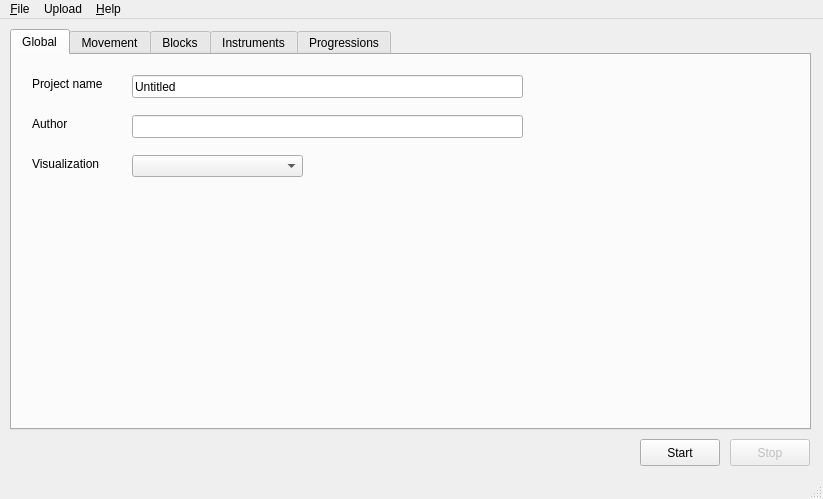
First picture: the form in improviser/qtGUI/improviser.ui, repository bspaans/improviser, before the edit.
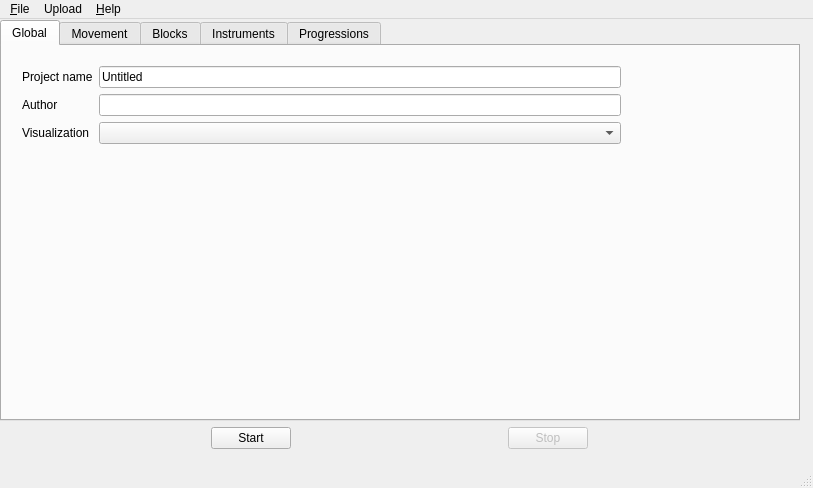
Second picture: the form after the edit. The open tabs and pages were chosen to show the change.

What changed in the file:
```diff
--- a/improviser/qtGUI/improviser.ui
+++ b/improviser/qtGUI/improviser.ui
@@ -5,10 +5,16 @@
    <rect>
     <x>0</x>
     <y>0</y>
-    <width>823</width>
-    <height>499</height>
+    <width>813</width>
+    <height>488</height>
    </rect>
   </property>
+  <property name="sizePolicy" >
+   <sizepolicy vsizetype="Expanding" hsizetype="Expanding" >
+    <horstretch>70</horstretch>
+    <verstretch>0</verstretch>
+   </sizepolicy>
+  </property>
   <property name="contextMenuPolicy" >
    <enum>Qt::DefaultContextMenu</enum>
   </property>
@@ -18,6 +24,9 @@
   <property name="statusTip" >
    <string/>
   </property>
+  <property name="autoFillBackground" >
+   <bool>false</bool>
+  </property>
   <property name="locale" >
    <locale country="UnitedKingdom" language="English" />
   </property>
@@ -31,19 +40,37 @@
    <set>QMainWindow::AllowTabbedDocks|QMainWindow::AnimatedDocks</set>
   </property>
   <widget class="QWidget" name="centralwidget" >
-   <widget class="QTabWidget" name="Tabs" >
+   <widget class="QWidget" name="verticalLayoutWidget" >
     <property name="geometry" >
      <rect>
-      <x>10</x>
-      <y>10</y>
+      <x>0</x>
+      <y>0</y>
       <width>801</width>
-      <height>401</height>
+      <height>431</height>
      </rect>
     </property>
+    <layout class="QVBoxLayout" name="verticalLayout" >
+     <property name="spacing" >
+      <number>6</number>
+     </property>
+     <property name="sizeConstraint" >
+      <enum>QLayout::SetMaximumSize</enum>
+     </property>
+     <property name="topMargin" >
+      <number>1</number>
+     </property>
+     <property name="rightMargin" >
+      <number>1</number>
+     </property>
+     <property name="bottomMargin" >
+      <number>1</number>
+     </property>
+     <item>
+      <widget class="QTabWidget" name="Tabs" >
     <property name="sizePolicy" >
      <sizepolicy vsizetype="Expanding" hsizetype="Expanding" >
-      <horstretch>0</horstretch>
-      <verstretch>0</verstretch>
+         <horstretch>6</horstretch>
+         <verstretch>5</verstretch>
      </sizepolicy>
     </property>
     <property name="tabShape" >
@@ -59,15 +86,34 @@
      <attribute name="title" >
       <string>Global</string>
      </attribute>
+        <widget class="QWidget" name="formLayoutWidget" >
+         <property name="geometry" >
+          <rect>
+           <x>20</x>
+           <y>20</y>
+           <width>599</width>
+           <height>136</height>
+          </rect>
+         </property>
+         <layout class="QFormLayout" name="formLayout" >
+          <property name="sizeConstraint" >
+           <enum>QLayout::SetMinimumSize</enum>
+          </property>
+          <item row="1" column="0" >
+           <widget class="QLabel" name="label_12" >
+            <property name="text" >
+             <string>Author</string>
+            </property>
+            <property name="buddy" >
+             <cstring>author</cstring>
+            </property>
+           </widget>
+          </item>
+          <item row="1" column="1" >
+           <widget class="QLineEdit" name="author" />
+          </item>
+          <item row="0" column="0" >
      <widget class="QLabel" name="label_4" >
-      <property name="geometry" >
-       <rect>
-        <x>20</x>
-        <y>20</y>
-        <width>101</width>
-        <height>17</height>
-       </rect>
-      </property>
       <property name="text" >
        <string>Project name</string>
       </property>
@@ -75,28 +121,12 @@
        <cstring>projectname</cstring>
       </property>
      </widget>
-     <widget class="QLineEdit" name="projectname" >
-      <property name="geometry" >
-       <rect>
-        <x>120</x>
-        <y>20</y>
-        <width>391</width>
-        <height>23</height>
-       </rect>
-      </property>
-      <property name="text" >
-       <string>Untitled</string>
-      </property>
-     </widget>
+          </item>
+          <item row="3" column="1" >
+           <widget class="QComboBox" name="visualization" />
+          </item>
+          <item row="3" column="0" >
      <widget class="QLabel" name="label_11" >
-      <property name="geometry" >
-       <rect>
-        <x>20</x>
-        <y>100</y>
-        <width>91</width>
-        <height>17</height>
-       </rect>
-      </property>
       <property name="text" >
        <string>Visualization</string>
       </property>
@@ -104,41 +134,21 @@
        <cstring>visualization</cstring>
       </property>
      </widget>
-     <widget class="QComboBox" name="visualization" >
-      <property name="geometry" >
-       <rect>
-        <x>120</x>
-        <y>100</y>
-        <width>171</width>
-        <height>22</height>
-       </rect>
-      </property>
-     </widget>
-     <widget class="QLabel" name="label_12" >
-      <property name="geometry" >
-       <rect>
-        <x>20</x>
-        <y>60</y>
-        <width>56</width>
-        <height>17</height>
-       </rect>
+          </item>
+          <item row="0" column="1" >
+           <widget class="QLineEdit" name="projectname" >
+            <property name="sizePolicy" >
+             <sizepolicy vsizetype="Fixed" hsizetype="Expanding" >
+              <horstretch>20</horstretch>
+              <verstretch>0</verstretch>
+             </sizepolicy>
       </property>
       <property name="text" >
-       <string>Author</string>
-      </property>
-      <property name="buddy" >
-       <cstring>author</cstring>
-      </property>
-     </widget>
-     <widget class="QLineEdit" name="author" >
-      <property name="geometry" >
-       <rect>
-        <x>120</x>
-        <y>60</y>
-        <width>391</width>
-        <height>23</height>
-       </rect>
-      </property>
+             <string>Untitled</string>
+            </property>
+           </widget>
+          </item>
+         </layout>
      </widget>
     </widget>
     <widget class="QWidget" name="tab_5" >
@@ -781,14 +791,19 @@
      </widget>
     </widget>
    </widget>
+     </item>
+     <item>
+      <layout class="QHBoxLayout" name="horizontalLayout" >
+       <property name="sizeConstraint" >
+        <enum>QLayout::SetNoConstraint</enum>
+       </property>
+       <item>
    <widget class="QPushButton" name="startbutton" >
-    <property name="geometry" >
-     <rect>
-      <x>640</x>
-      <y>420</y>
-      <width>80</width>
-      <height>27</height>
-     </rect>
+         <property name="sizePolicy" >
+          <sizepolicy vsizetype="Fixed" hsizetype="Fixed" >
+           <horstretch>0</horstretch>
+           <verstretch>0</verstretch>
+          </sizepolicy>
     </property>
     <property name="statusTip" >
      <string>Start generating music</string>
@@ -797,17 +812,17 @@
      <string>Start</string>
     </property>
    </widget>
+       </item>
+       <item>
    <widget class="QPushButton" name="stopbutton" >
     <property name="enabled" >
      <bool>false</bool>
     </property>
-    <property name="geometry" >
-     <rect>
-      <x>730</x>
-      <y>420</y>
-      <width>80</width>
-      <height>27</height>
-     </rect>
+         <property name="sizePolicy" >
+          <sizepolicy vsizetype="Fixed" hsizetype="Fixed" >
+           <horstretch>0</horstretch>
+           <verstretch>0</verstretch>
+          </sizepolicy>
     </property>
     <property name="statusTip" >
      <string>Stop generating music</string>
@@ -816,13 +831,18 @@
      <string>Stop</string>
     </property>
    </widget>
+       </item>
+      </layout>
+     </item>
+    </layout>
+   </widget>
   </widget>
   <widget class="QMenuBar" name="menubar" >
    <property name="geometry" >
     <rect>
      <x>0</x>
      <y>0</y>
-     <width>823</width>
+     <width>813</width>
      <height>22</height>
     </rect>
    </property>
```
Left out of the diff: 23 changed lines with no effect on the pictures. Lines whose indentation alone changed are shown as unchanged.
